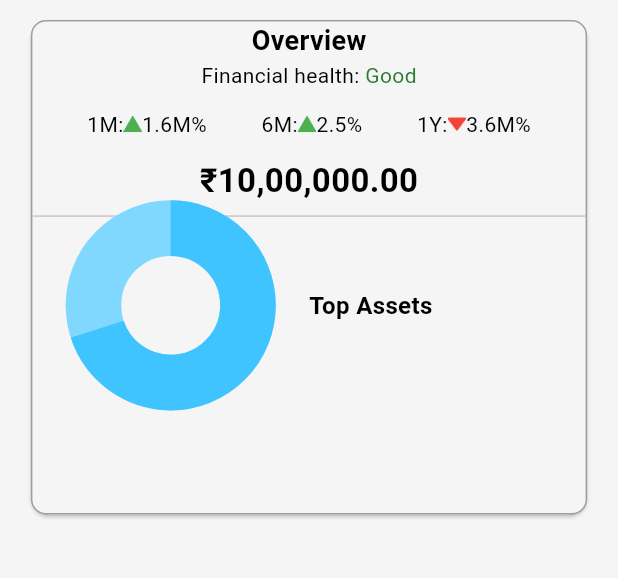
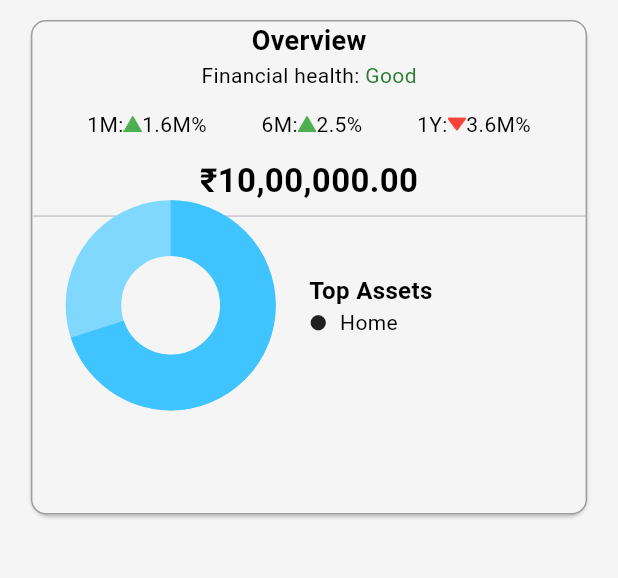
Before and after one commit to ArslanXXQazi/Finance-Tracker, a Flutter app: the PortfolioNavView screen opened directly, on a phone screen of 412 x 824 dp, the part 70-648 px from its top. Run offline on Flutter 3.47's test engine with Material 3 defaults, Android fonts, the phone set to English and light mode, and no system bars; drawn by our look-alikes of flutter_animate; our stand-ins replace fl_chart, persistent_bottom_nav_bar.

Commit message:
Update portfolio_nav_view.dart

```diff
--- a/finance_tracker/lib/src/views/nav_bar_view/portfolio_nav_view/portfolio_nav_view.dart
+++ b/finance_tracker/lib/src/views/nav_bar_view/portfolio_nav_view/portfolio_nav_view.dart
@@ -94,7 +94,11 @@ class PortfolioNavView extends StatelessWidget {
                         mainAxisAlignment: MainAxisAlignment.start,
                         children: [
                         BoldText(text: 'Top Assets',fontSize: 16,),
-
+                        Row(children: [
+                          Icon(Icons.circle,size: width*.03,),
+                          SizedBox(width: width*.02,),
+                          CustomText(text: "Home"),
+                        ],)
                       ],))
                     ],),
 
```
